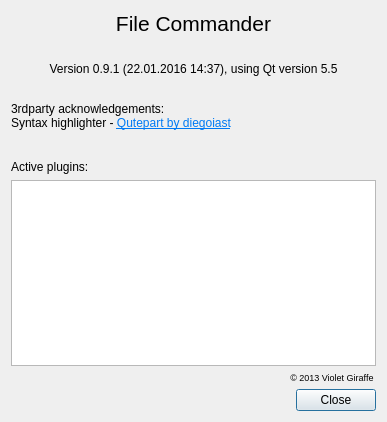
Qt form qt-app/src/aboutdialog/caboutdialog.ui (VioletGiraffe/file-commander) before a commit.
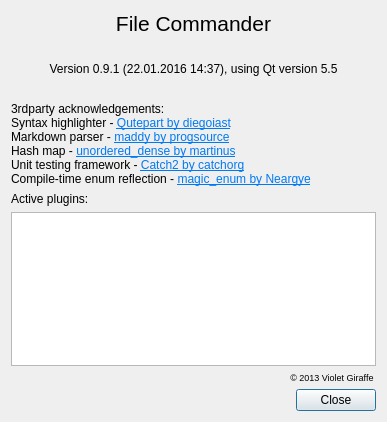
The same form after that commit.

Commit message: magic_enum, ankerl hashmap updated; more 3rdparty acknowledgements

```diff
--- a/qt-app/src/aboutdialog/caboutdialog.ui
+++ b/qt-app/src/aboutdialog/caboutdialog.ui
@@ -78,7 +78,7 @@
    <item>
     <widget class="QLabel" name="label">
      <property name="text">
-      <string notr="true">&lt;html&gt;&lt;head/&gt;&lt;body&gt;&lt;p&gt;3rdparty acknowledgements:&lt;br/&gt;Syntax highlighter - &lt;a href=&quot;https://github.com/diegoiast/qutepart-cpp&quot;&gt;&lt;span style=&quot; text-decoration: underline; color:#007af4;&quot;&gt;Qutepart by diegoiast&lt;/span&gt;&lt;/a&gt;&lt;/p&gt;&lt;/body&gt;&lt;/html&gt;</string>
+      <string notr="true">&lt;html&gt;&lt;head/&gt;&lt;body&gt;&lt;p&gt;3rdparty acknowledgements:&lt;br/&gt;Syntax highlighter - &lt;a href=&quot;https://github.com/diegoiast/qutepart-cpp&quot;&gt;&lt;span style=&quot; text-decoration: underline; color:#007af4;&quot;&gt;Qutepart by diegoiast&lt;/span&gt;&lt;/a&gt;&lt;br/&gt;Markdown parser - &lt;a href=&quot;https://github.com/progsource/maddy&quot;&gt;&lt;span style=&quot; text-decoration: underline; color:#007af4;&quot;&gt;maddy by progsource&lt;/span&gt;&lt;/a&gt;&lt;br/&gt;Hash map - &lt;a href=&quot;https://github.com/martinus/unordered_dense&quot;&gt;&lt;span style=&quot; text-decoration: underline; color:#007af4;&quot;&gt;unordered_dense by martinus&lt;/span&gt;&lt;/a&gt;&lt;br/&gt;Unit testing framework - &lt;a href=&quot;https://github.com/catchorg/Catch2&quot;&gt;&lt;span style=&quot; text-decoration: underline; color:#007af4;&quot;&gt;Catch2 by catchorg&lt;/span&gt;&lt;/a&gt;&lt;br/&gt;Compile-time enum reflection - &lt;a href=&quot;https://github.com/Neargye/magic_enum&quot;&gt;&lt;span style=&quot; text-decoration: underline; color:#007af4;&quot;&gt;magic_enum by Neargye&lt;/span&gt;&lt;/a&gt;&lt;/p&gt;&lt;/body&gt;&lt;/html&gt;</string>
      </property>
      <property name="textFormat">
       <enum>Qt::TextFormat::RichText</enum>
```
The commit also changes 2 other files.
